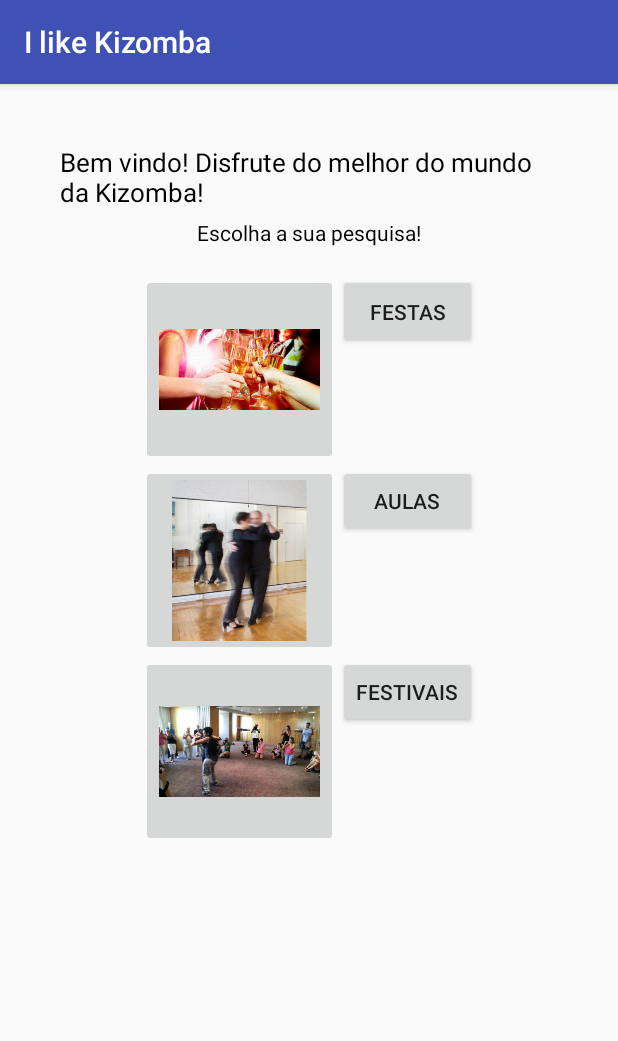
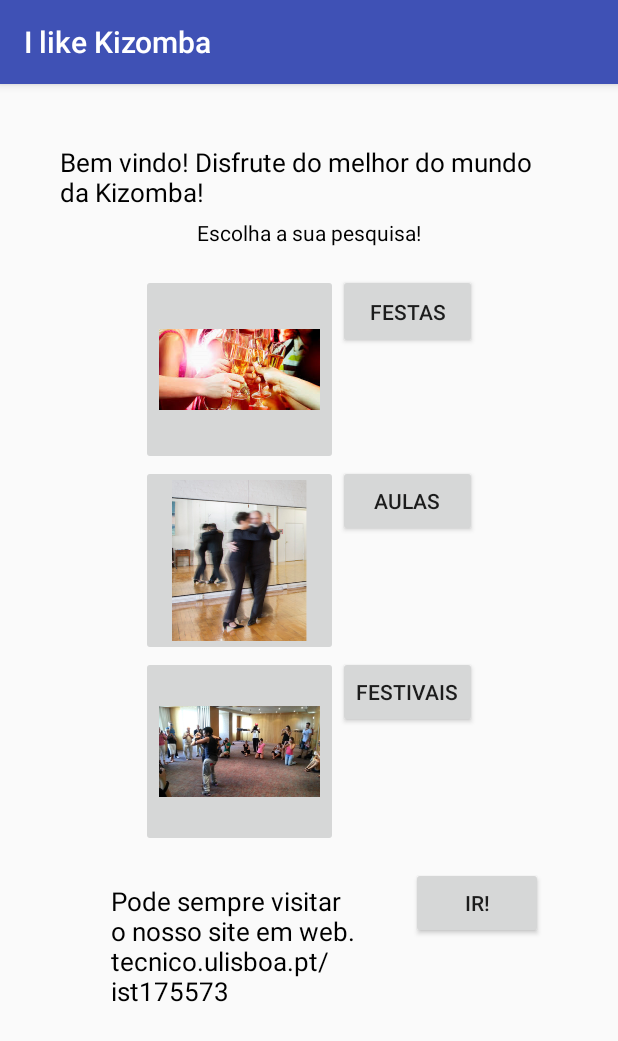
Before and after one commit to bernardo5/kizomba, an Android app: the screen it shows after launch (MainActivity), on a phone screen of 412 x 824 dp. Shown: the top 1041 px of the screen. Run offline under Robolectric (Android 15) with nearby library versions, the phone set to English and light mode, and no system bars.

Commit message:
com ligaçao ao site

```diff
--- a/app/Kapp/app/src/main/java/com/example/bernardo/kapp/MainActivity.java
+++ b/app/Kapp/app/src/main/java/com/example/bernardo/kapp/MainActivity.java
@@ -8,8 +8,8 @@ import android.widget.ImageButton;
 import android.widget.Toast;
 import android.view.View;
 import android.view.View.OnClickListener;
-
-
+import android.net.Uri;
+import android.content.Intent;
 public class MainActivity extends AppCompatActivity {
     ImageButton imageButton;
     @Override
@@ -63,6 +63,15 @@ public class MainActivity extends AppCompatActivity {
                 Toast.makeText(MainActivity.this,
                         "FestivaisButton is clicked!", Toast.LENGTH_SHORT).show();
                 break;
+            case R.id.Site:
+                goToUrl ( "http://web.tecnico.ulisboa.pt/ist175573");
+                break;
         }
     }
+
+    private void goToUrl (String url) {
+        Uri uriUrl = Uri.parse(url);
+        Intent launchBrowser = new Intent(Intent.ACTION_VIEW, uriUrl);
+        startActivity(launchBrowser);
+    }
 }
--- a/app/Kapp/app/src/main/res/layout/activity_main.xml
+++ b/app/Kapp/app/src/main/res/layout/activity_main.xml
@@ -132,7 +132,30 @@
                 </Button>
             </TableRow>
 
+            <TableRow
+                android:layout_height="wrap_content"
+                android:layout_width="fill_parent"
+                android:gravity="center_horizontal">
+
+                <TextView
+                    android:layout_width="match_parent" android:layout_height="wrap_content"
+                    android:text="@string/site"  android:layout_span="4"
+                    android:textSize="17sp"
+                    android:padding="24dip"
+                    android:textColor="#000"/>
+
+                <Button
+                    android:layout_height="wrap_content"
+                    android:id="@+id/Site"
+                    android:layout_width="wrap_content"
+                    android:text="Ir!"
+                    android:onClick="onClick"
+                    android:layout_column="2">
+                </Button>
+            </TableRow>
 
         </TableLayout>
+
+
     </ScrollView>
 </RelativeLayout>
--- a/app/Kapp/app/src/main/res/values/strings.xml
+++ b/app/Kapp/app/src/main/res/values/strings.xml
@@ -1,4 +1,6 @@
 <resources>
     <string name="app_name">I like Kizomba</string>
     <string name="welcome">Bem-vindo! Escolha a sua pesquisa!</string>
+    <string name="txtCredits">web.tecnico.ulisboa.pt/ist175573</string>
+    <string name="site">Pode sempre visitar o nosso site em web.tecnico.ulisboa.pt/ist175573</string>
 </resources>
```
